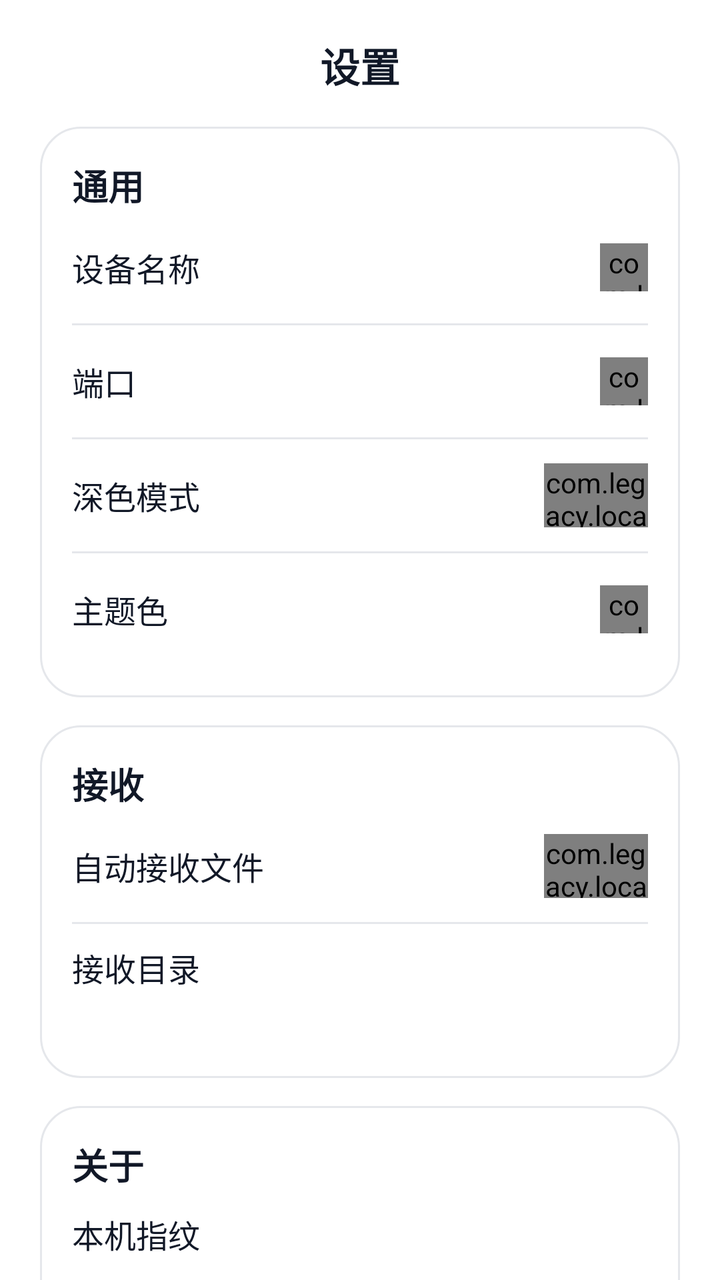
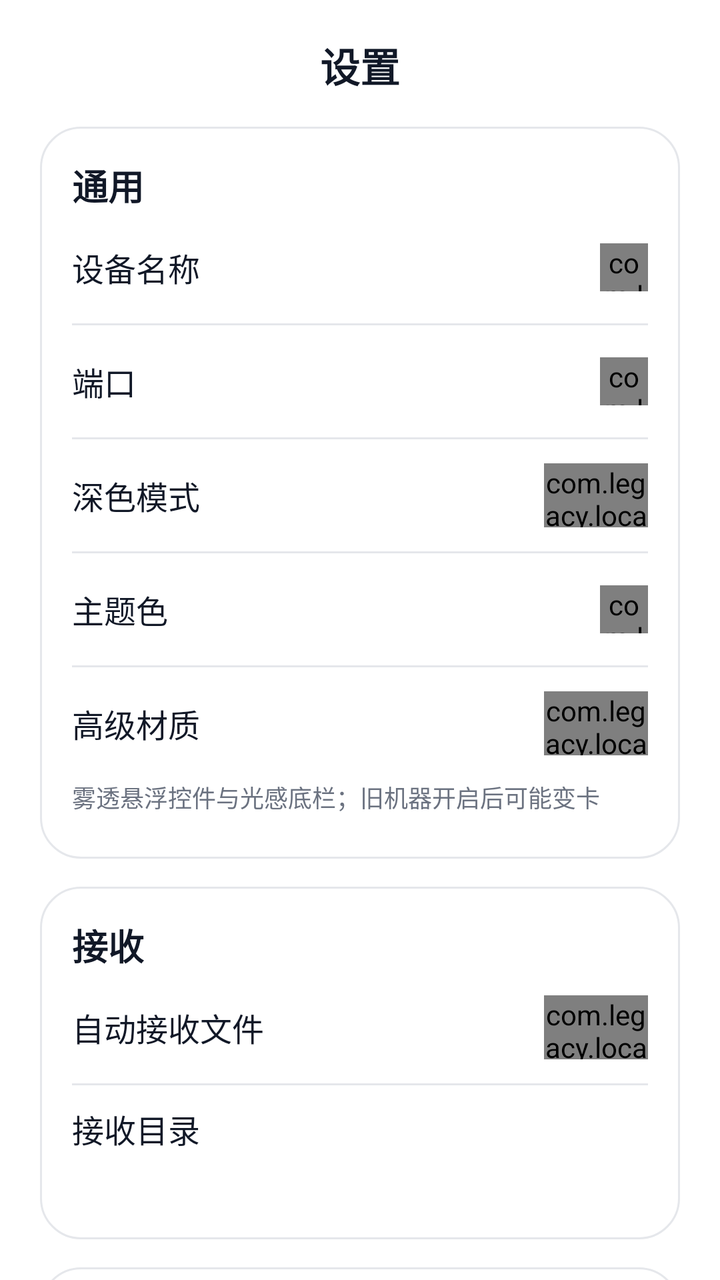

An Android layout rendered at two revisions. The XML below is the earlier revision; the diff shows what the commit changed to produce the second picture.
<!-- AndroidManifest.xml: application theme AppTheme -->
<!-- res/layout/tab_settings.xml -->
<?xml version="1.0" encoding="utf-8"?>
<LinearLayout xmlns:android="http://schemas.android.com/apk/res/android"
    android:id="@+id/tab_settings_root"
    android:layout_width="match_parent"
    android:layout_height="match_parent"
    android:background="@color/white"
    android:orientation="vertical"
    android:tag="page"
    android:paddingLeft="20dp"
    android:paddingRight="20dp"
    android:paddingTop="14dp">

    <TextView
        android:layout_width="match_parent"
        android:layout_height="wrap_content"
        android:layout_marginTop="4dp"
        android:layout_marginBottom="16dp"
        android:gravity="center"
        android:text="@string/title_settings"
        android:textColor="@color/text_primary"
        android:textSize="20sp"
        android:textStyle="bold" />

    <ScrollView
        android:layout_width="match_parent"
        android:layout_height="0dp"
        android:layout_weight="1"
        android:fillViewport="true"
        android:scrollbars="none">

        <LinearLayout
            android:layout_width="match_parent"
            android:layout_height="wrap_content"
            android:orientation="vertical"
            android:paddingBottom="96dp">

            <LinearLayout
                android:layout_width="match_parent"
                android:layout_height="wrap_content"
                android:background="@drawable/shape_card"
                android:tag="card"
                android:orientation="vertical"
                android:padding="16dp">

                <TextView
                    android:layout_width="wrap_content"
                    android:layout_height="wrap_content"
                    android:text="@string/settings_general"
                    android:textColor="@color/text_primary"
                    android:textSize="18sp"
                    android:textStyle="bold" />

                <LinearLayout
                    android:id="@+id/row_alias"
                    android:layout_width="match_parent"
                    android:layout_height="56dp"
                    android:clickable="true"
                    android:focusable="true"
                    android:gravity="center_vertical"
                    android:orientation="horizontal">

                    <TextView
                        android:layout_width="wrap_content"
                        android:layout_height="wrap_content"
                        android:singleLine="true"
                        android:text="@string/settings_device_name"
                        android:textColor="@color/text_primary"
                        android:textSize="16sp" />

                    <TextView
                        android:id="@+id/settings_alias_value"
                        android:layout_width="0dp"
                        android:layout_height="wrap_content"
                        android:layout_weight="1"
                        android:ellipsize="end"
                        android:gravity="right"
                        android:singleLine="true"
                        android:textColor="@color/text_secondary"
                        android:textSize="16sp" />

                    <com.legacy.localsend.ui.kit.IconView
                        android:id="@+id/chevron_alias"
                        android:layout_width="24dp"
                        android:layout_height="24dp"
                        android:layout_marginLeft="6dp" />
                </LinearLayout>

                <View
                    android:layout_width="match_parent"
                    android:layout_height="1dp"
                    android:background="@color/stroke"
                    android:tag="divider" />

                <LinearLayout
                    android:id="@+id/row_port"
                    android:layout_width="match_parent"
                    android:layout_height="56dp"
                    android:clickable="true"
                    android:focusable="true"
                    android:gravity="center_vertical"
                    android:orientation="horizontal">

                    <TextView
                        android:layout_width="wrap_content"
                        android:layout_height="wrap_content"
                        android:singleLine="true"
                        android:text="@string/settings_port"
                        android:textColor="@color/text_primary"
                        android:textSize="16sp" />

                    <TextView
                        android:id="@+id/settings_port_value"
                        android:layout_width="0dp"
                        android:layout_height="wrap_content"
                        android:layout_weight="1"
                        android:gravity="right"
                        android:singleLine="true"
                        android:textColor="@color/text_secondary"
                        android:textSize="16sp" />

                    <com.legacy.localsend.ui.kit.IconView
                        android:id="@+id/chevron_port"
                        android:layout_width="24dp"
                        android:layout_height="24dp"
                        android:layout_marginLeft="6dp" />
                </LinearLayout>

                <View
                    android:layout_width="match_parent"
                    android:layout_height="1dp"
                    android:background="@color/stroke"
                    android:tag="divider" />

                <LinearLayout
                    android:layout_width="match_parent"
                    android:layout_height="56dp"
                    android:gravity="center_vertical"
                    android:orientation="horizontal">

                    <TextView
                        android:layout_width="0dp"
                        android:layout_height="wrap_content"
                        android:layout_weight="1"
                        android:text="@string/settings_dark_mode"
                        android:textColor="@color/text_primary"
                        android:textSize="16sp" />

                    <com.legacy.localsend.ui.kit.SwitchView
                        android:id="@+id/dark_mode_switch"
                        android:layout_width="52dp"
                        android:layout_height="32dp" />
                </LinearLayout>

                <View
                    android:layout_width="match_parent"
                    android:layout_height="1dp"
                    android:background="@color/stroke"
                    android:tag="divider" />

                <LinearLayout
                    android:id="@+id/row_theme"
                    android:layout_width="match_parent"
                    android:layout_height="56dp"
                    android:clickable="true"
                    android:focusable="true"
                    android:gravity="center_vertical"
                    android:orientation="horizontal">

                    <TextView
                        android:layout_width="wrap_content"
                        android:layout_height="wrap_content"
                        android:singleLine="true"
                        android:text="@string/settings_theme"
                        android:textColor="@color/text_primary"
                        android:textSize="16sp" />

                    <TextView
                        android:id="@+id/settings_theme_value"
                        android:layout_width="0dp"
                        android:layout_height="wrap_content"
                        android:layout_weight="1"
                        android:ellipsize="end"
                        android:gravity="right"
                        android:singleLine="true"
                        android:textColor="@color/text_secondary"
                        android:textSize="16sp" />

                    <com.legacy.localsend.ui.kit.IconView
                        android:id="@+id/chevron_theme"
                        android:layout_width="24dp"
                        android:layout_height="24dp"
                        android:layout_marginLeft="6dp" />
                </LinearLayout>
            </LinearLayout>

            <LinearLayout
                android:layout_width="match_parent"
                android:layout_height="wrap_content"
                android:layout_marginTop="14dp"
                android:background="@drawable/shape_card"
                android:tag="card"
                android:orientation="vertical"
                android:padding="16dp">

                <TextView
                    android:layout_width="wrap_content"
                    android:layout_height="wrap_content"
                    android:text="@string/settings_receive"
                    android:textColor="@color/text_primary"
                    android:textSize="18sp"
                    android:textStyle="bold" />

                <LinearLayout
                    android:layout_width="match_parent"
                    android:layout_height="56dp"
                    android:gravity="center_vertical"
                    android:orientation="horizontal">

                    <TextView
                        android:layout_width="0dp"
                        android:layout_height="wrap_content"
                        android:layout_weight="1"
                        android:text="@string/settings_auto_accept"
                        android:textColor="@color/text_primary"
                        android:textSize="16sp" />

                    <com.legacy.localsend.ui.kit.SwitchView
                        android:id="@+id/auto_accept_switch"
                        android:layout_width="52dp"
                        android:layout_height="32dp" />
                </LinearLayout>

                <View
                    android:layout_width="match_parent"
                    android:layout_height="1dp"
                    android:background="@color/stroke"
                    android:tag="divider" />

                <LinearLayout
                    android:layout_width="match_parent"
                    android:layout_height="wrap_content"
                    android:orientation="vertical"
                    android:paddingTop="10dp"
                    android:paddingBottom="6dp">

                    <TextView
                        android:layout_width="wrap_content"
                        android:layout_height="wrap_content"
                        android:text="@string/settings_receive_dir"
                        android:textColor="@color/text_primary"
                        android:textSize="16sp" />

                    <TextView
                        android:id="@+id/settings_dir"
                        android:layout_width="match_parent"
                        android:layout_height="wrap_content"
                        android:layout_marginTop="4dp"
                        android:textColor="@color/text_secondary"
                        android:textSize="13sp" />
                </LinearLayout>
            </LinearLayout>

            <LinearLayout
                android:layout_width="match_parent"
                android:layout_height="wrap_content"
                android:layout_marginTop="14dp"
                android:background="@drawable/shape_card"
                android:tag="card"
                android:orientation="vertical"
                android:padding="16dp">

                <TextView
                    android:layout_width="wrap_content"
                    android:layout_height="wrap_content"
                    android:text="@string/settings_about"
                    android:textColor="@color/text_primary"
                    android:textSize="18sp"
                    android:textStyle="bold" />

                <LinearLayout
                    android:layout_width="match_parent"
                    android:layout_height="wrap_content"
                    android:layout_marginTop="10dp"
                    android:orientation="vertical"
                    android:paddingBottom="6dp">

                    <TextView
                        android:layout_width="wrap_content"
                        android:layout_height="wrap_content"
                        android:text="@string/settings_fingerprint"
                        android:textColor="@color/text_primary"
                        android:textSize="16sp" />

                    <TextView
                        android:id="@+id/settings_fingerprint"
                        android:layout_width="match_parent"
                        android:layout_height="wrap_content"
                        android:layout_marginTop="4dp"
                        android:textColor="@color/text_secondary"
                        android:textSize="12sp"
                        android:typeface="monospace" />
                </LinearLayout>

                <View
                    android:layout_width="match_parent"
                    android:layout_height="1dp"
                    android:background="@color/stroke"
                    android:tag="divider" />

                <LinearLayout
                    android:layout_width="match_parent"
                    android:layout_height="44dp"
                    android:gravity="center_vertical"
                    android:orientation="horizontal">

                    <TextView
                        android:layout_width="0dp"
                        android:layout_height="wrap_content"
                        android:layout_weight="1"
                        android:text="@string/settings_version"
                        android:textColor="@color/text_primary"
                        android:textSize="16sp" />

                    <TextView
                        android:id="@+id/settings_version"
                        android:layout_width="wrap_content"
                        android:layout_height="wrap_content"
                        android:textColor="@color/text_secondary"
                        android:textSize="14sp" />
                </LinearLayout>

                <View
                    android:layout_width="match_parent"
                    android:layout_height="1dp"
                    android:background="@color/stroke"
                    android:tag="divider" />

                <LinearLayout
                    android:layout_width="match_parent"
                    android:layout_height="44dp"
                    android:gravity="center_vertical"
                    android:orientation="horizontal">

                    <TextView
                        android:layout_width="0dp"
                        android:layout_height="wrap_content"
                        android:layout_weight="1"
                        android:text="@string/settings_protocol"
                        android:textColor="@color/text_primary"
                        android:textSize="16sp" />

                    <TextView
                        android:layout_width="wrap_content"
                        android:layout_height="wrap_content"
                        android:text="@string/settings_protocol_value"
                        android:textColor="@color/text_secondary"
                        android:textSize="14sp" />
                </LinearLayout>
            </LinearLayout>
        </LinearLayout>
    </ScrollView>
</LinearLayout>
<!-- resources referenced by this layout -->
<resources>
  <color name="stroke">#FFE5E7EB</color>
  <color name="text_primary">#FF111827</color>
  <color name="text_secondary">#FF6B7280</color>
  <color name="white">#FFFFFFFF</color>
  <!-- drawable shape_card (drawable) -->
  <?xml version="1.0" encoding="utf-8"?>
  <shape xmlns:android="http://schemas.android.com/apk/res/android"
      android:shape="rectangle">
      <solid android:color="@color/white" />
      <stroke
          android:width="1dp"
          android:color="@color/stroke" />
      <corners android:radius="20dp" />
  </shape>
  <string name="settings_about">关于</string>
  <string name="settings_auto_accept">自动接收文件</string>
  <string name="settings_dark_mode">深色模式</string>
  <string name="settings_device_name">设备名称</string>
  <string name="settings_fingerprint">本机指纹</string>
  <string name="settings_general">通用</string>
  <string name="settings_port">端口</string>
  <string name="settings_protocol">协议</string>
  <string name="settings_protocol_value">LocalSend v2 明文 HTTP</string>
  <string name="settings_receive">接收</string>
  <string name="settings_receive_dir">接收目录</string>
  <string name="settings_theme">主题色</string>
  <string name="settings_version">版本</string>
  <string name="title_settings">设置</string>
  <style name="AppTheme" parent="@android:style/Theme.Light.NoTitleBar">
          <item name="android:windowBackground">@color/white</item>
      </style>
</resources>

<!-- the commit's change to res/layout/tab_settings.xml (unified diff, before → after) -->
@@ -191,6 +191,40 @@
                         android:layout_height="24dp"
                         android:layout_marginLeft="6dp" />
                 </LinearLayout>
+
+                <View
+                    android:layout_width="match_parent"
+                    android:layout_height="1dp"
+                    android:background="@color/stroke"
+                    android:tag="divider" />
+
+                <LinearLayout
+                    android:layout_width="match_parent"
+                    android:layout_height="56dp"
+                    android:gravity="center_vertical"
+                    android:orientation="horizontal">
+
+                    <TextView
+                        android:layout_width="0dp"
+                        android:layout_height="wrap_content"
+                        android:layout_weight="1"
+                        android:text="@string/settings_advanced_material"
+                        android:textColor="@color/text_primary"
+                        android:textSize="16sp" />
+
+                    <com.legacy.localsend.ui.kit.SwitchView
+                        android:id="@+id/advanced_material_switch"
+                        android:layout_width="52dp"
+                        android:layout_height="32dp" />
+                </LinearLayout>
+
+                <TextView
+                    android:layout_width="match_parent"
+                    android:layout_height="wrap_content"
+                    android:paddingBottom="6dp"
+                    android:text="@string/settings_advanced_material_hint"
+                    android:textColor="@color/text_secondary"
+                    android:textSize="12sp" />
             </LinearLayout>
 
             <LinearLayout
<!-- resource entries referenced after the edit -->
@@ -15,6 +15,8 @@
       <corners android:radius="20dp" />
   </shape>
   <string name="settings_about">关于</string>
+  <string name="settings_advanced_material">高级材质</string>
+  <string name="settings_advanced_material_hint">雾透悬浮控件与光感底栏；旧机器开启后可能变卡</string>
   <string name="settings_auto_accept">自动接收文件</string>
   <string name="settings_dark_mode">深色模式</string>
   <string name="settings_device_name">设备名称</string>
